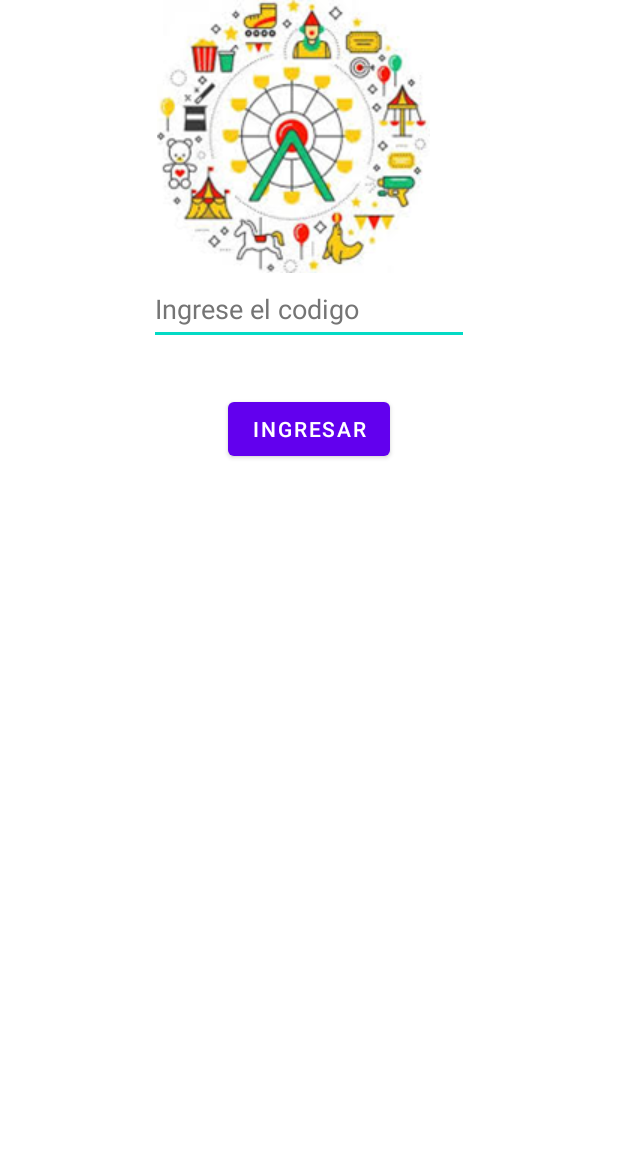
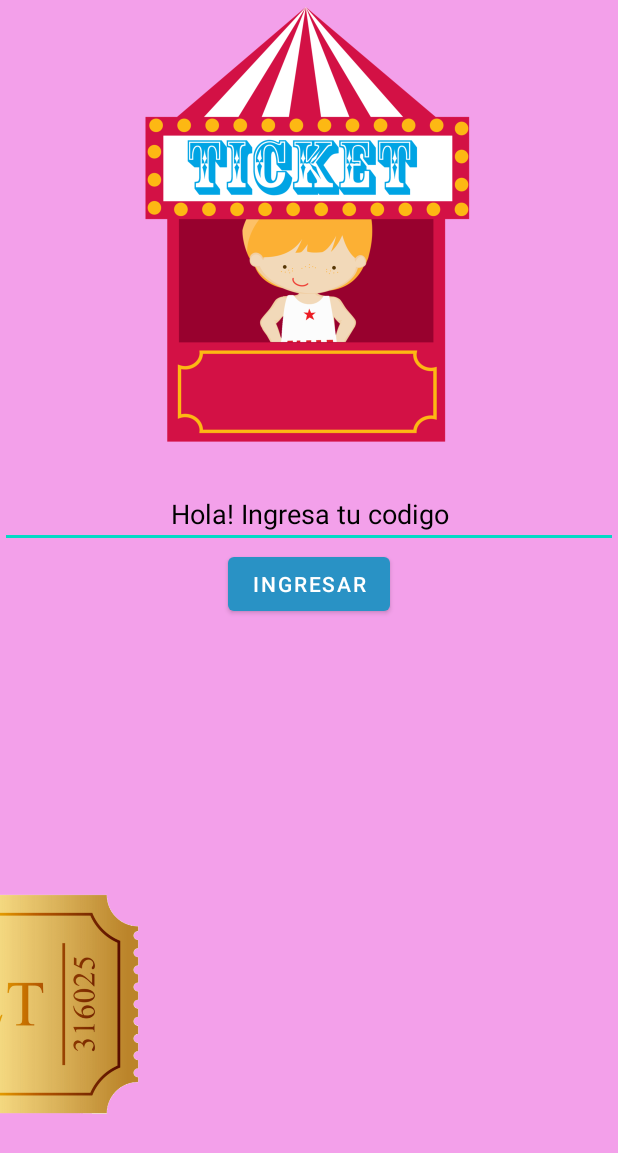
Before and after one commit to ferseba18/CarnavalTPM3, an Android app: the screen it shows after launch (ActividadInicial), on a phone screen of 412 x 824 dp. Shown: the top 1153 px of the screen. Run offline under Robolectric (Android 15) with nearby library versions, the phone set to English and light mode, and no system bars.

Commit message:
Motion Layout en Actividad Inicial

```diff
--- a/app/src/main/java/com/example/carnaval/actividades/ActividadInicial.kt
+++ b/app/src/main/java/com/example/carnaval/actividades/ActividadInicial.kt
@@ -6,61 +6,65 @@ import android.os.Bundle
 import android.widget.Toast
 import androidx.appcompat.app.AppCompatActivity
 import com.example.carnaval.databinding.ActivityActividadInicialBinding
-import com.example.carnaval.modelo.PuntoModel
 import com.example.carnaval.modelo.PuntoProvider
 import com.example.carnaval.modelo.TicketProvider
 
 class ActividadInicial : AppCompatActivity() {
 
 
-    private lateinit var binding:ActivityActividadInicialBinding
+    private lateinit var binding: ActivityActividadInicialBinding
+    private var beneficiosCargado :Boolean = false
 
     override fun onCreate(savedInstanceState: Bundle?) {
         super.onCreate(savedInstanceState)
         binding = ActivityActividadInicialBinding.inflate(layoutInflater)
         setContentView(binding.root)
 
+        if(beneficiosCargado){
+           verMenuPrincipal()
+        }
 
-
-        binding.Ingresar.setOnClickListener { cargarBeneficiosDeEntrada() }
+        //binding.Ingresar.setOnClickListener { cargarBeneficiosDeEntrada() }
 
 
     }
 
     private fun cargarBeneficiosDeEntrada() {
 
-        val codigo = binding.Codigo.text.toString().lowercase()
 
-        if (codigo.isEmpty()){
+
+        if (codigoIngresasdo().isEmpty()) {
             Toast.makeText(this, "Ingrese el codigo de su entrada", Toast.LENGTH_SHORT).show()
             return
         }
 
-        if (TicketProvider.existCode(codigo)){
+        if (TicketProvider.existCode(codigoIngresasdo())) {
 
-            val ticket = TicketProvider.getTicketForCode(codigo)
+            val ticket = TicketProvider.getTicketForCode(codigoIngresasdo())
 
             PuntoProvider.addPuntosTickets(ticket)
+            beneficiosCargado = true
 
-            Toast.makeText(this, "Sus beneficios han sido cargado correctamente", Toast.LENGTH_SHORT).show()
+            Toast.makeText(
+                this,
+                "Sus beneficios han sido cargado correctamente",
+                Toast.LENGTH_SHORT
+            ).show()
             verMenuPrincipal()
-            return
+
 
         }
 
+        Toast.makeText(this, "El codigo es incorrecto", Toast.LENGTH_SHORT).show()
+    }
 
-        Toast.makeText(this, "El codigo es incorrecto", Toast.LENGTH_SHORT).show()
-        return
+    private fun codigoIngresasdo(): String {
 
-
-
-
-
+        return binding.Codigo.text.toString().lowercase()
     }
 
     private fun verMenuPrincipal() {
         val intent = Intent(this, MenuPrincipalActivity::class.java)
-        intent.putExtra("codigo verificado","correcto")
         startActivity(intent)
     }
-    }
+}
--- a/app/src/main/java/com/example/carnaval/actividades/MenuPrincipalActivity.kt
+++ b/app/src/main/java/com/example/carnaval/actividades/MenuPrincipalActivity.kt
@@ -14,6 +14,7 @@ import com.example.carnaval.modelo.StandCategoryProvider
 class MenuPrincipalActivity : AppCompatActivity() {
 
     private lateinit var bindingMenu: ActivityMenuPrincipalBinding
+
 
     override fun onCreate(savedInstanceState: Bundle?) {
         super.onCreate(savedInstanceState)
--- a/app/src/main/res/layout/activity_actividad_inicial.xml
+++ b/app/src/main/res/layout/activity_actividad_inicial.xml
@@ -5,45 +5,62 @@
     android:layout_width="match_parent"
     android:layout_height="match_parent"
     app:layoutDescription="@xml/activity_actividad_inicial_scene"
-    tools:context=".actividades.ActividadInicial">
+    tools:context=".actividades.ActividadInicial"
+    android:background="#F3A0EA">
 
+    <LinearLayout
+        android:id="@+id/contentLinear"
+        android:layout_width="match_parent"
+        android:layout_height="wrap_content"
+        android:orientation="vertical">
 
+        <ImageView
+            android:id="@+id/imageTicketera"
+            android:layout_width="match_parent"
+            android:layout_height="300dp"
+            android:scaleType="fitCenter"
+            app:layout_constraintBottom_toBottomOf="parent"
+            app:layout_constraintEnd_toEndOf="parent"
+            app:layout_constraintStart_toStartOf="parent"
+            app:layout_constraintTop_toTopOf="parent"
+            app:srcCompat="@drawable/ticketera" />
 
-    <Button
-        android:id="@+id/Ingresar"
-        android:layout_width="wrap_content"
-        android:layout_height="wrap_content"
-        android:layout_marginTop="32dp"
-        android:text="@string/ingresar"
-        app:layout_constraintEnd_toEndOf="parent"
-        app:layout_constraintStart_toStartOf="parent"
-        app:layout_constraintTop_toBottomOf="@+id/Codigo" />
+        <LinearLayout
+            android:id="@+id/contentBtn"
+            android:layout_width="match_parent"
+            android:layout_height="wrap_content"
+            android:layout_marginTop="20dp"
+            android:orientation="vertical">
 
-    <EditText
-        android:id="@+id/Codigo"
-        android:layout_width="wrap_content"
-        android:layout_height="wrap_content"
-        android:layout_marginTop="32dp"
-        android:autofillHints=""
-        android:ems="10"
-        android:hint="Ingrese el codigo"
-        android:inputType="text"
-        android:minHeight="48dp"
-        android:textColorHint="#757575"
-        app:layout_constraintEnd_toEndOf="parent"
-        app:layout_constraintStart_toStartOf="parent"
-        app:layout_constraintTop_toBottomOf="@+id/imageView2"
-        tools:ignore="TouchTargetSizeCheck,SpeakableTextPresentCheck"
-        android:singleLine="true"/>
+            <EditText
+                android:id="@+id/Codigo"
+                android:layout_width="match_parent"
+                android:layout_height="wrap_content"
+                android:ems="10"
+                android:hint="Hola! Ingresa tu codigo"
+                android:inputType="textPersonName"
+                android:textAlignment="center"
+                android:textColorHint="@color/black" />
+
+            <Button
+                android:id="@+id/Ingresar"
+                android:layout_width="wrap_content"
+                android:layout_height="wrap_content"
+                android:layout_gravity="center"
+                android:clickable="true"
+                android:text="INGRESAR"
+                app:backgroundTint="#2992C5" />
+        </LinearLayout>
+
+    </LinearLayout>
 
     <ImageView
-        android:id="@+id/imageView"
-        android:layout_width="wrap_content"
-        android:layout_height="wrap_content"
-        android:contentDescription="@string/todo"
-        app:srcCompat="@drawable/img_logo"
-        tools:ignore="ImageContrastCheck"
-        tools:layout_editor_absoluteX="114dp"
-        tools:layout_editor_absoluteY="240dp" />
+        android:id="@+id/imageTicket"
+        android:layout_width="300dp"
+        android:layout_height="300dp"
+        app:srcCompat="@drawable/ticket_feria"
+        app:layout_constraintBottom_toBottomOf="parent"
+        app:layout_constraintStart_toStartOf="parent"
+        app:layout_constraintEnd_toEndOf="parent"/>
 
 </androidx.constraintlayout.motion.widget.MotionLayout>
--- a/app/src/main/res/xml/activity_actividad_inicial_scene.xml
+++ b/app/src/main/res/xml/activity_actividad_inicial_scene.xml
@@ -3,78 +3,33 @@
     xmlns:app="http://schemas.android.com/apk/res-auto">
 
     <ConstraintSet android:id="@+id/start">
+
         <Constraint
-            android:layout_height="wrap_content"
+            android:id="@+id/imageTicket"
+            android:layout_height="300dp"
+            android:layout_width="300dp"
+            app:layout_constraintBottom_toBottomOf="parent"
             app:layout_constraintStart_toStartOf="parent"
-            app:layout_constraintEnd_toEndOf="parent"
-            android:layout_width="wrap_content"
-            app:layout_constraintTop_toBottomOf="@+id/imageView"
-            android:id="@+id/Codigo" />
-        <Constraint
-            android:id="@+id/constraintLayout"
-            android:layout_width="409dp"
-            android:layout_height="532dp"
-            app:layout_editor_absoluteY="116dp"
-            app:layout_editor_absoluteX="1dp"
-            app:transitionEasing="accelerate" />
-        <Constraint
-            android:layout_height="wrap_content"
-            app:layout_constraintEnd_toEndOf="parent"
-            android:layout_width="wrap_content"
-            android:id="@+id/imageView"
-            app:layout_constraintStart_toStartOf="parent"
-            app:layout_constraintTop_toTopOf="@+id/constraintLayout"
-            android:layout_marginTop="740dp"
-            app:layout_constraintHorizontal_bias="0.456" />
+            android:layout_marginStart="-200dp"/>
+
     </ConstraintSet>
 
     <ConstraintSet android:id="@+id/end">
+
         <Constraint
-            android:layout_height="181dp"
-            android:layout_width="182dp"
-            android:id="@+id/imageView"
-            app:layout_constraintTop_toTopOf="parent"
-            app:layout_constraintStart_toStartOf="parent"
+            android:id="@+id/imageTicket"
+            android:layout_height="300dp"
+            android:layout_width="300dp"
+            app:layout_constraintBottom_toBottomOf="parent"
             app:layout_constraintEnd_toEndOf="parent"
-            app:layout_constraintHorizontal_bias="0.497"
-            android:layout_marginTop="16dp" />
-        <Constraint
-            android:layout_width="wrap_content"
-            android:layout_height="wrap_content"
-            android:id="@+id/Codigo"
-            app:layout_constraintTop_toBottomOf="@+id/imageView"
-            app:layout_constraintStart_toStartOf="parent"
-            app:layout_constraintEnd_toEndOf="parent"
-            android:layout_marginTop="32dp"
-            app:layout_constraintHorizontal_bias="0.562" />
-        <Constraint
-            android:layout_height="wrap_content"
-            android:layout_width="wrap_content"
-            android:id="@+id/Ingresar"
-            app:layout_constraintTop_toBottomOf="@+id/Codigo"
-            app:layout_constraintStart_toStartOf="parent"
-            app:layout_constraintEnd_toEndOf="parent"
-            android:layout_marginTop="32dp" />
-        <Constraint
-            android:id="@+id/constraintLayout"
-            app:layout_constraintEnd_toEndOf="parent"
-            android:layout_width="367dp"
-            android:layout_height="539dp"
-            app:layout_constraintTop_toTopOf="parent"
-            app:layout_constraintStart_toStartOf="parent"
-            android:layout_marginTop="44dp"
-            android:visibility="visible"
-            app:transitionEasing="decelerate" />
+            android:layout_marginEnd="-400dp"/>
+
     </ConstraintSet>
 
     <Transition
+        app:constraintSetStart="@+id/start"
         app:constraintSetEnd="@id/end"
-        app:constraintSetStart="@+id/start"
-        app:duration="4916" >
-        <OnSwipe app:maxAcceleration="1.9" />
+        app:duration="1000">
+        <OnClick app:targetId="@+id/Ingresar" />
     </Transition>
-    <Transition
-        app:constraintSetStart="@+id/start"
-        app:constraintSetEnd="@+id/end"
-        app:autoTransition="animateToStart" />
 </MotionScene>
--- a/app/src/main/res/xml/activity_actividad_inicial_xml_constraintlayout_scene.xml
+++ /dev/null
@@ -1,19 +0,0 @@
-<?xml version="1.0" encoding="utf-8"?>
-<MotionScene
-    xmlns:android="http://schemas.android.com/apk/res/android"
-    xmlns:motion="http://schemas.android.com/apk/res-auto">
-
-    <Transition
-        motion:constraintSetEnd="@+id/end"
-        motion:constraintSetStart="@id/start"
-        motion:duration="1000">
-       <KeyFrameSet>
-       </KeyFrameSet>
-    </Transition>
-
-    <ConstraintSet android:id="@+id/start">
-    </ConstraintSet>
-
-    <ConstraintSet android:id="@+id/end">
-    </ConstraintSet>
-</MotionScene>
```
Also changed, not shown: app/src/main/res/drawable/ticket_feria.png (added), app/src/main/res/drawable/ticketera.png (added).
